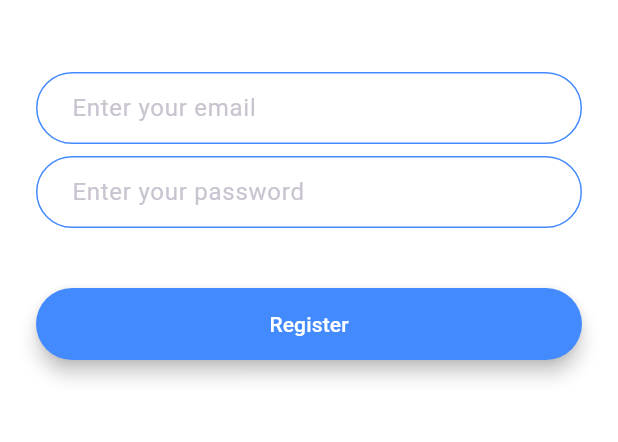
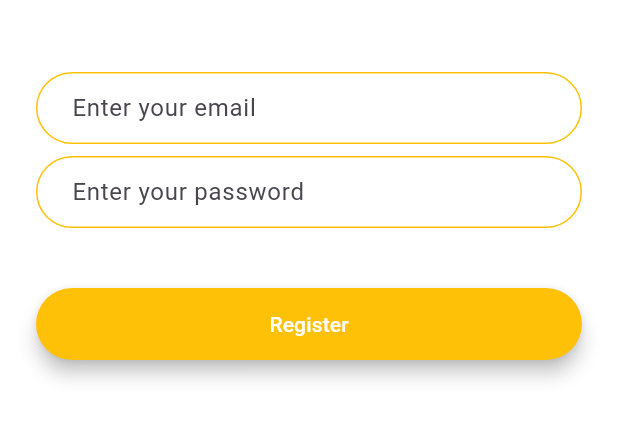
Before and after one commit to mr-schway/flash-chat, a Flutter app: the screen it shows after launch, after a tap on "Register", on a phone screen of 412 x 824 dp, the part 576-1018 px from its top. Run offline on Flutter 3.47's test engine with Material 3 defaults, Android fonts, the phone set to English and light mode, and no system bars.

Commit message:
Refactor buttons and textfields

```diff
--- /dev/null
+++ b/lib/components/rounded_button.dart
@@ -0,0 +1,34 @@
+import 'package:flutter/material.dart';
+
+class RoundedButton extends StatelessWidget {
+  final Color buttonColor;
+  final void Function() onPressed;
+  final String buttonText;
+  const RoundedButton({
+    super.key,
+    required this.buttonColor,
+    required this.onPressed,
+    required this.buttonText,
+  });
+
+  @override
+  Widget build(BuildContext context) {
+    return Padding(
+      padding: const EdgeInsets.symmetric(vertical: 16.0),
+      child: Material(
+        elevation: 5.0,
+        color: buttonColor,
+        borderRadius: BorderRadius.circular(30.0),
+        child: MaterialButton(
+          onPressed: onPressed,
+          minWidth: 200.0,
+          height: 42.0,
+          textColor: Colors.white,
+          child: Text(
+            buttonText,
+          ),
+        ),
+      ),
+    );
+  }
+}
--- a/lib/constants.dart
+++ b/lib/constants.dart
@@ -17,3 +17,19 @@ const kMessageContainerDecoration = BoxDecoration(
     top: BorderSide(color: Colors.lightBlueAccent, width: 2.0),
   ),
 );
+
+const kTextFieldDecoration = InputDecoration(
+  hintText: 'Enter',
+  contentPadding: EdgeInsets.symmetric(vertical: 10.0, horizontal: 20.0),
+  border: OutlineInputBorder(
+    borderRadius: BorderRadius.all(Radius.circular(32.0)),
+  ),
+  enabledBorder: OutlineInputBorder(
+    borderSide: BorderSide(color: Colors.amber, width: 1.0),
+    borderRadius: BorderRadius.all(Radius.circular(32.0)),
+  ),
+  focusedBorder: OutlineInputBorder(
+    borderSide: BorderSide(color: Colors.amber, width: 2.0),
+    borderRadius: BorderRadius.all(Radius.circular(32.0)),
+  ),
+);
--- a/lib/main.dart
+++ b/lib/main.dart
@@ -14,13 +14,6 @@ class FlashChat extends StatelessWidget {
   @override
   Widget build(BuildContext context) {
     return MaterialApp(
-      theme: ThemeData.dark().copyWith(
-        textTheme: const TextTheme(
-          bodyLarge: TextStyle(
-            color: Colors.black54,
-          ),
-        ),
-      ),
       initialRoute: WelcomeScreen.id,
       routes: {
         WelcomeScreen.id: (context) => WelcomeScreen(),
--- a/lib/screens/login_screen.dart
+++ b/lib/screens/login_screen.dart
@@ -1,3 +1,5 @@
+import 'package:flash_chat/components/rounded_button.dart';
+import 'package:flash_chat/constants.dart';
 import 'package:flutter/material.dart';
 
 class LoginScreen extends StatefulWidget {
@@ -33,24 +35,8 @@ class _LoginScreenState extends State<LoginScreen> {
               onChanged: (value) {
                 //Do something with the user input.
               },
-              decoration: const InputDecoration(
-                hintText: 'Enter your email',
-                contentPadding:
-                    EdgeInsets.symmetric(vertical: 10.0, horizontal: 20.0),
-                border: OutlineInputBorder(
-                  borderRadius: BorderRadius.all(Radius.circular(32.0)),
-                ),
-                enabledBorder: OutlineInputBorder(
-                  borderSide:
-                      BorderSide(color: Colors.lightBlueAccent, width: 1.0),
-                  borderRadius: BorderRadius.all(Radius.circular(32.0)),
-                ),
-                focusedBorder: OutlineInputBorder(
-                  borderSide:
-                      BorderSide(color: Colors.lightBlueAccent, width: 2.0),
-                  borderRadius: BorderRadius.all(Radius.circular(32.0)),
-                ),
-              ),
+              decoration:
+                  kTextFieldDecoration.copyWith(hintText: 'Enter your email'),
             ),
             const SizedBox(
               height: 8.0,
@@ -59,46 +45,16 @@ class _LoginScreenState extends State<LoginScreen> {
               onChanged: (value) {
                 //Do something with the user input.
               },
-              decoration: const InputDecoration(
-                hintText: 'Enter your password.',
-                contentPadding:
-                    EdgeInsets.symmetric(vertical: 10.0, horizontal: 20.0),
-                border: OutlineInputBorder(
-                  borderRadius: BorderRadius.all(Radius.circular(32.0)),
-                ),
-                enabledBorder: OutlineInputBorder(
-                  borderSide:
-                      BorderSide(color: Colors.lightBlueAccent, width: 1.0),
-                  borderRadius: BorderRadius.all(Radius.circular(32.0)),
-                ),
-                focusedBorder: OutlineInputBorder(
-                  borderSide:
-                      BorderSide(color: Colors.lightBlueAccent, width: 2.0),
-                  borderRadius: BorderRadius.all(Radius.circular(32.0)),
-                ),
-              ),
+              decoration: kTextFieldDecoration.copyWith(
+                  hintText: 'Enter your password'),
             ),
             const SizedBox(
               height: 24.0,
             ),
-            Padding(
-              padding: const EdgeInsets.symmetric(vertical: 16.0),
-              child: Material(
-                color: Colors.lightBlueAccent,
-                borderRadius: const BorderRadius.all(Radius.circular(30.0)),
-                elevation: 5.0,
-                child: MaterialButton(
-                  onPressed: () {
-                    //Implement login functionality.
-                  },
-                  minWidth: 200.0,
-                  height: 42.0,
-                  child: const Text(
-                    'Log In',
-                  ),
-                ),
-              ),
-            ),
+            RoundedButton(
+                buttonColor: Colors.amberAccent,
+                onPressed: () {},
+                buttonText: 'Log in'),
           ],
         ),
       ),
--- a/lib/screens/registration_screen.dart
+++ b/lib/screens/registration_screen.dart
@@ -1,3 +1,5 @@
+import 'package:flash_chat/components/rounded_button.dart';
+import 'package:flash_chat/constants.dart';
 import 'package:flutter/material.dart';
 
 class RegistrationScreen extends StatefulWidget {
@@ -33,22 +35,8 @@ class _RegistrationScreenState extends State<RegistrationScreen> {
               onChanged: (value) {
                 //Do something with the user input.
               },
-              decoration: const InputDecoration(
-                hintText: 'Enter your email',
-                contentPadding:
-                    EdgeInsets.symmetric(vertical: 10.0, horizontal: 20.0),
-                border: OutlineInputBorder(
-                  borderRadius: BorderRadius.all(Radius.circular(32.0)),
-                ),
-                enabledBorder: OutlineInputBorder(
-                  borderSide: BorderSide(color: Colors.blueAccent, width: 1.0),
-                  borderRadius: BorderRadius.all(Radius.circular(32.0)),
-                ),
-                focusedBorder: OutlineInputBorder(
-                  borderSide: BorderSide(color: Colors.blueAccent, width: 2.0),
-                  borderRadius: BorderRadius.all(Radius.circular(32.0)),
-                ),
-              ),
+              decoration:
+                  kTextFieldDecoration.copyWith(hintText: 'Enter your email'),
             ),
             const SizedBox(
               height: 8.0,
@@ -57,45 +45,16 @@ class _RegistrationScreenState extends State<RegistrationScreen> {
               onChanged: (value) {
                 //Do something with the user input.
               },
-              decoration: const InputDecoration(
-                hintText: 'Enter your password',
-                contentPadding:
-                    EdgeInsets.symmetric(vertical: 10.0, horizontal: 20.0),
-                border: OutlineInputBorder(
-                  borderRadius: BorderRadius.all(Radius.circular(32.0)),
-                ),
-                enabledBorder: OutlineInputBorder(
-                  borderSide: BorderSide(color: Colors.blueAccent, width: 1.0),
-                  borderRadius: BorderRadius.all(Radius.circular(32.0)),
-                ),
-                focusedBorder: OutlineInputBorder(
-                  borderSide: BorderSide(color: Colors.blueAccent, width: 2.0),
-                  borderRadius: BorderRadius.all(Radius.circular(32.0)),
-                ),
-              ),
+              decoration: kTextFieldDecoration.copyWith(
+                  hintText: 'Enter your password'),
             ),
             const SizedBox(
               height: 24.0,
             ),
-            Padding(
-              padding: const EdgeInsets.symmetric(vertical: 16.0),
-              child: Material(
-                color: Colors.blueAccent,
-                borderRadius: const BorderRadius.all(Radius.circular(30.0)),
-                elevation: 5.0,
-                child: MaterialButton(
-                  onPressed: () {
-                    //Implement registration functionality.
-                  },
-                  minWidth: 200.0,
-                  height: 42.0,
-                  child: const Text(
-                    'Register',
-                    style: TextStyle(color: Colors.white),
-                  ),
-                ),
-              ),
-            ),
+            RoundedButton(
+                buttonColor: Colors.amber,
+                onPressed: () {},
+                buttonText: 'Register')
           ],
         ),
       ),
--- a/lib/screens/welcome_screen.dart
+++ b/lib/screens/welcome_screen.dart
@@ -1,6 +1,7 @@
 import 'package:flash_chat/screens/login_screen.dart';
 import 'package:flash_chat/screens/registration_screen.dart';
 import 'package:flutter/material.dart';
+import 'package:flash_chat/components/rounded_button.dart';
 
 class WelcomeScreen extends StatefulWidget {
   static const String id = 'welcome_screen';
@@ -24,9 +25,7 @@ class _WelcomeScreenState extends State<WelcomeScreen>
       vsync: this,
     );
     animation = CurvedAnimation(parent: controller, curve: Curves.bounceOut);
-
     controller.forward();
-
     controller.addListener(() {
       setState(() {});
       print(animation.value);
@@ -71,41 +70,19 @@ class _WelcomeScreenState extends State<WelcomeScreen>
             const SizedBox(
               height: 48.0,
             ),
-            Padding(
-              padding: const EdgeInsets.symmetric(vertical: 16.0),
-              child: Material(
-                elevation: 5.0,
-                color: Colors.lightBlueAccent,
-                borderRadius: BorderRadius.circular(30.0),
-                child: MaterialButton(
+            RoundedButton(
+              buttonColor: Colors.amberAccent,
               onPressed: () {
                 Navigator.pushNamed(context, LoginScreen.id);
               },
-                  minWidth: 200.0,
-                  height: 42.0,
-                  child: const Text(
-                    'Log In',
+              buttonText: 'Log in',
             ),
-                ),
-              ),
-            ),
-            Padding(
-              padding: const EdgeInsets.symmetric(vertical: 16.0),
-              child: Material(
-                color: Colors.blueAccent,
-                borderRadius: BorderRadius.circular(30.0),
-                elevation: 5.0,
-                child: MaterialButton(
+            RoundedButton(
+              buttonColor: Colors.amber,
               onPressed: () {
                 Navigator.pushNamed(context, RegistrationScreen.id);
               },
-                  minWidth: 200.0,
-                  height: 42.0,
-                  child: const Text(
-                    'Register',
-                  ),
-                ),
-              ),
+              buttonText: 'Register',
             ),
           ],
         ),
```
Lines whose indentation alone changed are shown as unchanged.
